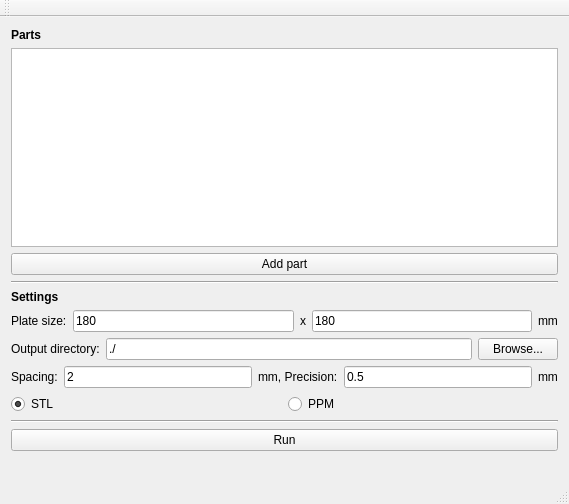
Old version of the form gui/mainwindow.ui in the repository RobotsWar/Plater.
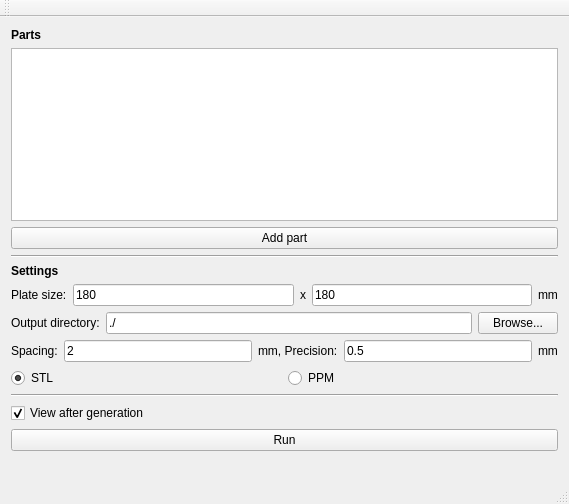
New version of the form.

Patch:
```diff
--- a/gui/mainwindow.ui
+++ b/gui/mainwindow.ui
@@ -191,6 +191,16 @@
       </property>
      </widget>
     </item>
+    <item>
+     <widget class="QCheckBox" name="viewAfter">
+      <property name="text">
+       <string>View after generation</string>
+      </property>
+      <property name="checked">
+       <bool>true</bool>
+      </property>
+     </widget>
+    </item>
     <item>
      <widget class="QPushButton" name="runButton">
       <property name="text">
```
